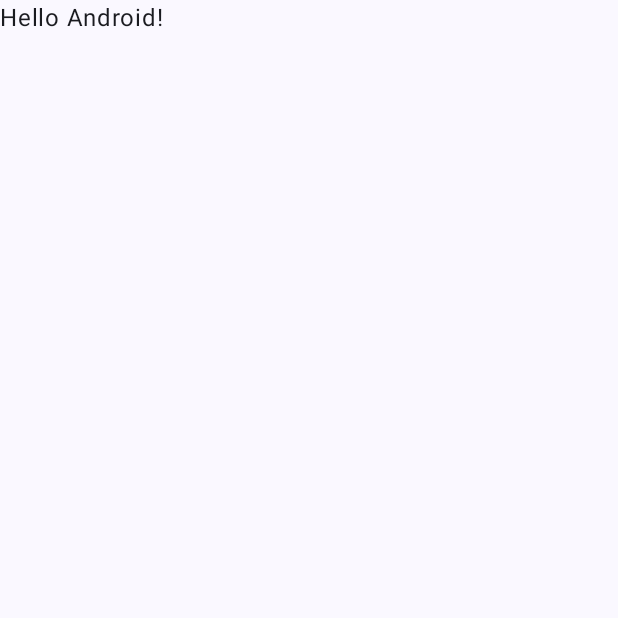
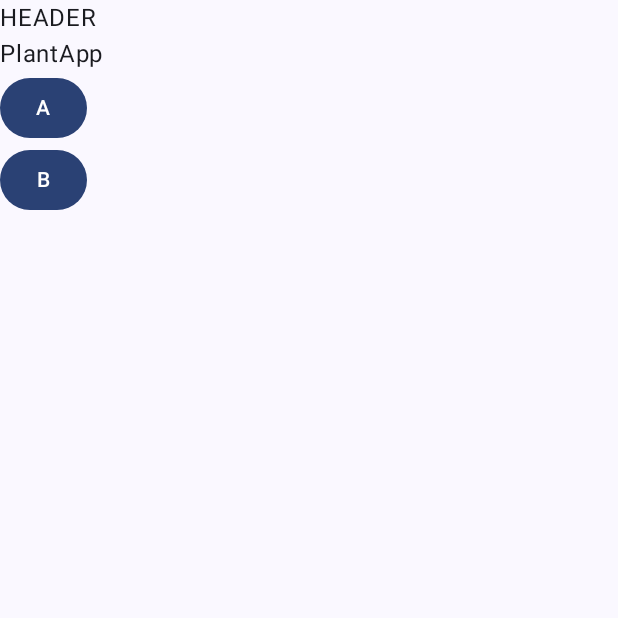
Before and after one commit to Pokrzw/Plant-Tracker, an Android app built with Jetpack Compose: the screen it shows after launch (MainActivity), on a phone screen of 412 x 824 dp, the top half of it. Before the commit the part shown is almost empty. Run offline under Robolectric (Android 15) with nearby library versions, the phone set to English and light mode, and no system bars.

Commit message:
Dodano nawigacje

```diff
--- a/frontend/app/build.gradle.kts
+++ b/frontend/app/build.gradle.kts
@@ -5,7 +5,7 @@ plugins {
 
 android {
     namespace = "com.example.planttrackerapp"
-    compileSdk = 34
+    compileSdk = 35
 
     defaultConfig {
         applicationId = "com.example.planttrackerapp"
@@ -59,6 +59,9 @@ dependencies {
     implementation(libs.androidx.ui.graphics)
     implementation(libs.androidx.ui.tooling.preview)
     implementation(libs.androidx.material3)
+    implementation(libs.androidx.navigation.compose)
+    implementation(libs.generativeai)
+    implementation(libs.firebase.vertexai)
     testImplementation(libs.junit)
     androidTestImplementation(libs.androidx.junit)
     androidTestImplementation(libs.androidx.espresso.core)
--- a/frontend/app/src/main/java/com/example/planttrackerapp/MainActivity.kt
+++ b/frontend/app/src/main/java/com/example/planttrackerapp/MainActivity.kt
@@ -20,8 +20,7 @@ class MainActivity : ComponentActivity() {
         setContent {
             PlantTrackerAppTheme {
                 Scaffold(modifier = Modifier.fillMaxSize()) { innerPadding ->
-                    Greeting(
-                        name = "Android",
+                    PlantApp(
                         modifier = Modifier.padding(innerPadding)
                     )
                 }
@@ -29,19 +28,3 @@ class MainActivity : ComponentActivity() {
         }
     }
 }
-
-@Composable
-fun Greeting(name: String, modifier: Modifier = Modifier) {
-    Text(
-        text = "Hello $name!",
-        modifier = modifier
-    )
-}
-
-@Preview(showBackground = true)
-@Composable
-fun GreetingPreview() {
-    PlantTrackerAppTheme {
-        Greeting("Android")
-    }
-}
--- /dev/null
+++ b/frontend/app/src/main/java/com/example/planttrackerapp/MainPlantScreen.kt
@@ -0,0 +1,86 @@
+package com.example.planttrackerapp
+
+import androidx.compose.foundation.layout.Box
+import androidx.compose.foundation.layout.Column
+import androidx.compose.foundation.layout.Row
+import androidx.compose.foundation.layout.padding
+import androidx.compose.material3.Button
+import androidx.compose.material3.Scaffold
+import androidx.compose.material3.Text
+import androidx.compose.runtime.Composable
+import androidx.compose.ui.Modifier
+import androidx.compose.ui.tooling.preview.Preview
+import androidx.lifecycle.ViewModel
+import androidx.navigation.NavHostController
+import androidx.navigation.compose.NavHost
+import androidx.navigation.compose.rememberNavController
+import com.example.planttrackerapp.ui.PlantForm
+import com.example.planttrackerapp.ui.PlantList
+import com.example.planttrackerapp.ui.SinglePlantView
+import com.example.planttrackerapp.ui.theme.PlantTrackerAppTheme
+import androidx.navigation.compose.composable
+
+
+enum class PlantAppScreen(){
+    Form,
+    PlantDetails,
+    AllPlants
+}
+@Composable
+fun PlantAppBar(modifier: Modifier = Modifier){
+    Text(
+        text = "HEADER"
+    )
+}
+
+@Composable
+fun PlantApp(
+    modifier: Modifier = Modifier,
+    navController: NavHostController = rememberNavController()
+) {
+//    PlantAppBar(modifier)
+    Scaffold(
+        topBar = {
+            PlantAppBar()
+        }
+    ) { innerPadding ->
+        NavHost(
+            navController = navController,
+            startDestination = PlantAppScreen.AllPlants.name,
+            modifier = Modifier.padding(innerPadding)
+        ) {
+            composable(route = PlantAppScreen.AllPlants.name) {
+                PlantList(
+                    onClickA = { navController.navigate(PlantAppScreen.PlantDetails.name) },
+                    onClickB = { navController.navigate(PlantAppScreen.Form.name) }
+                )
+            }
+
+            composable(route = PlantAppScreen.PlantDetails.name) {
+                SinglePlantView(
+                    onGoBack = { onClickBack(navController) }
+                )
+            }
+
+            composable(route = PlantAppScreen.Form.name) {
+                PlantForm(
+                    onGoBack = { onClickBack(navController) }
+                )
+            }
+        }
+    }
+
+}
+
+
+@Preview(showBackground = true)
+@Composable
+fun PlantAppPreview(modifier: Modifier = Modifier) {
+    PlantTrackerAppTheme {
+        PlantApp(modifier = Modifier)
+    }
+}
+
+private fun onClickBack(navController: NavHostController){
+    navController.navigate(PlantAppScreen.AllPlants.name)
+}
--- /dev/null
+++ b/frontend/app/src/main/java/com/example/planttrackerapp/ui/PlantList.kt
@@ -0,0 +1,38 @@
+package com.example.planttrackerapp.ui
+
+import androidx.compose.foundation.layout.Column
+import androidx.compose.foundation.layout.Row
+import androidx.compose.material3.Button
+import androidx.compose.material3.Text
+import androidx.compose.runtime.Composable
+import androidx.compose.ui.Modifier
+
+@Composable
+fun PlantList(
+    onClickA: () -> Unit = {},
+    onClickB: () -> Unit = {},
+    modifier: Modifier = Modifier
+){
+    Column {
+        Text(
+            text = "PlantApp"
+        )
+        Button(
+            onClick = {
+                onClickA()
+            }
+        ) {
+            Text(
+                text = "A"
+            )
+        }
+        Button(
+            onClick = { onClickB() }
+        ) {
+            Text(
+                text = "B"
+            )
+        }
+    }
+
+}
--- /dev/null
+++ b/frontend/app/src/main/java/com/example/planttrackerapp/ui/components/SinglePlantCard.kt
@@ -0,0 +1 @@
+package com.example.planttrackerapp.ui.components
--- a/frontend/gradle/libs.versions.toml
+++ b/frontend/gradle/libs.versions.toml
@@ -8,6 +8,9 @@ espressoCore = "3.6.1"
 lifecycleRuntimeKtx = "2.8.7"
 activityCompose = "1.9.3"
 composeBom = "2024.04.01"
+navigationCompose = "2.8.4"
+generativeai = "0.9.0"
+firebaseVertexai = "16.0.2"
 
 [libraries]
 androidx-core-ktx = { group = "androidx.core", name = "core-ktx", version.ref = "coreKtx" }
@@ -24,6 +27,9 @@ androidx-ui-tooling-preview = { group = "androidx.compose.ui", name = "ui-toolin
 androidx-ui-test-manifest = { group = "androidx.compose.ui", name = "ui-test-manifest" }
 androidx-ui-test-junit4 = { group = "androidx.compose.ui", name = "ui-test-junit4" }
 androidx-material3 = { group = "androidx.compose.material3", name = "material3" }
+androidx-navigation-compose = { group = "androidx.navigation", name = "navigation-compose", version.ref = "navigationCompose" }
+generativeai = { group = "com.google.ai.client.generativeai", name = "generativeai", version.ref = "generativeai" }
+firebase-vertexai = { group = "com.google.firebase", name = "firebase-vertexai", version.ref = "firebaseVertexai" }
 
 [plugins]
 android-application = { id = "com.android.application", version.ref = "agp" }
```
Also changed, not shown: frontend/app/src/main/java/com/example/planttrackerapp/ui/PlantForm.kt (added, +25 -0 lines), frontend/app/src/main/java/com/example/planttrackerapp/ui/SinglePlantView.kt (added, +25 -0 lines).
